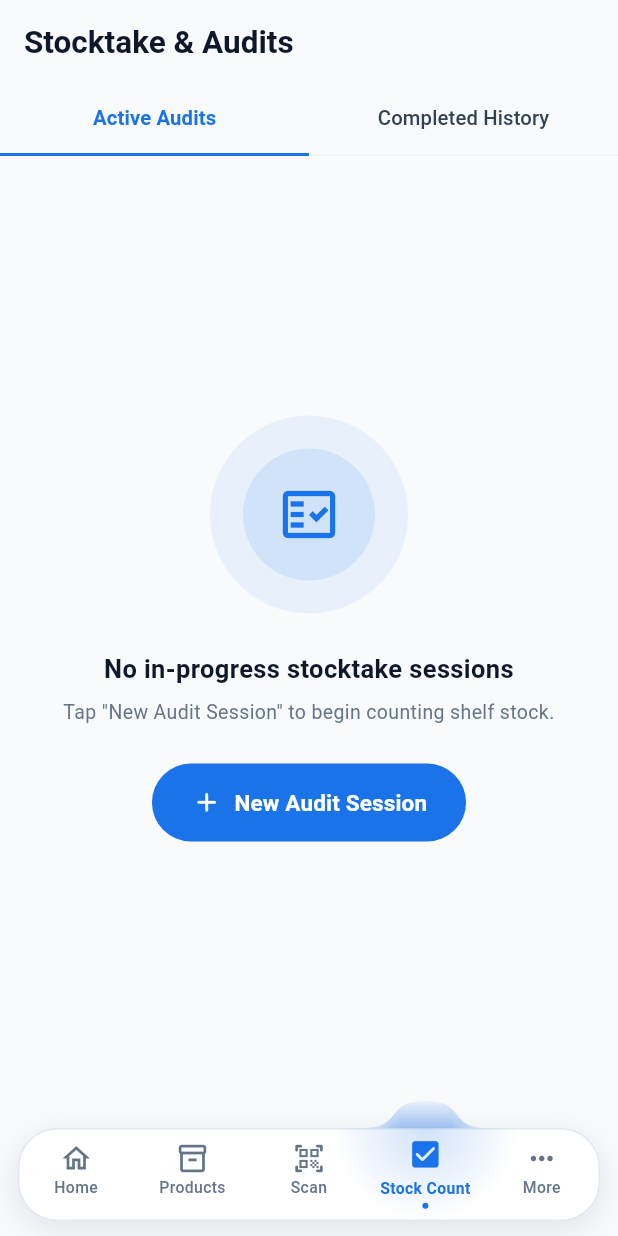
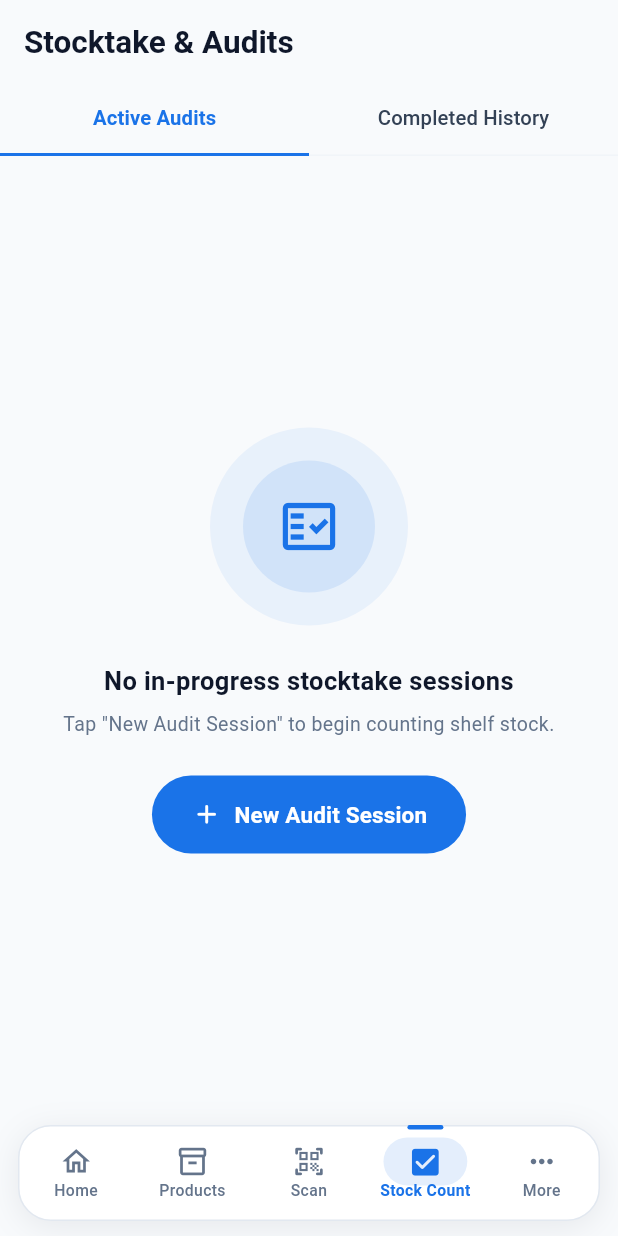
Before and after one commit to thejayaprakash/stocksafe, a Flutter app: the screen it shows after launch, after a tap on "Physical Audit", on a phone screen of 412 x 824 dp. Run offline on Flutter 3.47's test engine with Material 3 defaults, Android fonts, the phone set to English and light mode, and no system bars; our stand-ins replace csv, drift, drift_flutter, google_mobile_ads, image_picker, in_app_purchase and 5 more; missing offline and left inert: file_selector, google_mlkit_text_recognition, mobile_scanner; accounts and stored records are empty; generated files the repository leaves out were written again.

Commit message:
fix(ui): eliminate protruding wave crest and replace with sleek in-card active pill indicator

```diff
--- a/lib/src/ui/widgets/floating_wave_nav_bar.dart
+++ b/lib/src/ui/widgets/floating_wave_nav_bar.dart
@@ -24,13 +24,11 @@ class WaveNavItem {
   final String? tooltip;
 }
 
-/// A floating, Google Pay-style bottom navigation bar.
+/// A floating, modern bottom navigation bar.
 ///
-/// The bar itself is a rounded card that hovers above the bottom edge. The
-/// selected destination is marked by a wave crest that rises above the bar and
-/// a matching glow inside it; when the selection moves the crest travels with
-/// it, stretching and flattening on the way across so it reads as a fluid
-/// wave rather than a sliding block.
+/// The bar itself is a sleek rounded card that hovers above the bottom edge.
+/// The selected destination is smoothly marked by an elegant sliding capsule pill
+/// and top accent line inside the bar card, eliminating awkward external crests.
 ///
 /// Both themes are driven from [AppPalette], so the bar follows light and dark
 /// without the caller passing any colours.
@@ -58,11 +56,12 @@ class FloatingWaveNavBar extends StatefulWidget {
   /// device is added to the bottom value.
   final EdgeInsets margin;
 
-  /// Height of the bar card, excluding the crest and the safe-area inset.
-  static const double barHeight = 62;
+  /// Height of the bar card.
+  static const double barHeight = 64;
 
-  /// How far the crest rises above the bar.
-  static const double crestHeight = 18;
+  /// Retained for layout backwards compatibility. Set to 0 because the indicator
+  /// is now cleanly integrated inside the bar rather than protruding out as an awkward hump.
+  static const double crestHeight = 0;
 
   /// Total height the bar occupies, so a scrolling body can pad itself clear
   /// of it — the bar floats over the content rather than displacing it.
@@ -137,7 +136,7 @@ class _FloatingWaveNavBarState extends State<FloatingWaveNavBar>
     final isDark = Theme.of(context).brightness == Brightness.dark;
     final bottomInset = MediaQuery.viewPaddingOf(context).bottom;
 
-    const radius = BorderRadius.all(Radius.circular(26));
+    const radius = BorderRadius.all(Radius.circular(22));
 
     return Padding(
       padding: widget.margin.copyWith(bottom: widget.margin.bottom + bottomInset),
@@ -147,21 +146,15 @@ class _FloatingWaveNavBarState extends State<FloatingWaveNavBar>
           animation: _curve,
           builder: (context, _) {
             // A bell over the journey: zero at both ends, one in the middle.
-            // Multiplied by the distance travelled so a hop to the neighbour
-            // barely deforms while a jump across the bar really sloshes.
             final distance = (_to - _from).abs();
             final bell = math.sin(math.pi * _controller.value) *
                 math.min(1, distance / 2);
 
             return Stack(
-              clipBehavior: Clip.none,
+              clipBehavior: Clip.hardEdge,
               children: [
                 // ── The bar card ────────────────────────────────────────
-                Positioned(
-                  left: 0,
-                  right: 0,
-                  bottom: 0,
-                  height: FloatingWaveNavBar.barHeight,
+                Positioned.fill(
                   child: DecoratedBox(
                     decoration: BoxDecoration(
                       color: palette.cardSurface,
@@ -174,77 +167,47 @@ class _FloatingWaveNavBarState extends State<FloatingWaveNavBar>
                       boxShadow: [
                         BoxShadow(
                           color: isDark
-                              ? Colors.black.withValues(alpha: 0.5)
-                              : palette.textPrimary.withValues(alpha: 0.10),
-                          blurRadius: 20,
-                          offset: const Offset(0, 6),
+                              ? Colors.black.withValues(alpha: 0.45)
+                              : palette.textPrimary.withValues(alpha: 0.08),
+                          blurRadius: 18,
+                          offset: const Offset(0, 4),
                         ),
                       ],
                     ),
                   ),
                 ),
 
-                // ── The glow inside the card, clipped to its corners ─────
-                Positioned(
-                  left: 0,
-                  right: 0,
-                  bottom: 0,
-                  height: FloatingWaveNavBar.barHeight,
+                // ── The sliding indicator pill & top accent line ────────
+                Positioned.fill(
                   child: ClipRRect(
                     borderRadius: radius,
                     child: LayoutBuilder(
-                      builder: (context, constraints) => CustomPaint(
-                        size: Size(constraints.maxWidth, constraints.maxHeight),
-                        painter: _WaveGlowPainter(
-                          centerX: _centerX(constraints.maxWidth),
-                          spread: _spread(constraints.maxWidth, bell),
-                          color: palette.primary,
-                          isDark: isDark,
-                        ),
-                      ),
-                    ),
-                  ),
-                ),
-
-                // ── The crest riding above the card ─────────────────────
-                Positioned(
-                  left: 0,
-                  right: 0,
-                  top: 0,
-                  height: FloatingWaveNavBar.crestHeight,
-                  child: IgnorePointer(
-                    child: LayoutBuilder(
-                      builder: (context, constraints) => CustomPaint(
-                        size: Size(constraints.maxWidth, constraints.maxHeight),
-                        painter: _WaveCrestPainter(
-                          centerX: _centerX(constraints.maxWidth),
-                          spread: _spread(constraints.maxWidth, bell),
-                          // Flattens subtly as it travels, preserving the fluid crest curve.
-                          height: FloatingWaveNavBar.crestHeight *
-                              (1 - 0.20 * bell),
-                          color: palette.primary,
-                          isDark: isDark,
-                        ),
-                      ),
+                      builder: (context, constraints) {
+                        final itemWidth = constraints.maxWidth / widget.items.length;
+                        final centerX = itemWidth * (_position + 0.5);
+                        final pillWidth = math.min(itemWidth * 0.72 * (1 + 0.12 * bell), 58.0);
+                        return CustomPaint(
+                          size: Size(constraints.maxWidth, constraints.maxHeight),
+                          painter: _PillIndicatorPainter(
+                            centerX: centerX,
+                            pillWidth: pillWidth,
+                            color: palette.primary,
+                            isDark: isDark,
+                          ),
+                        );
+                      },
                     ),
                   ),
                 ),
 
                 // ── The destinations ────────────────────────────────────
-                Positioned(
-                  left: 0,
-                  right: 0,
-                  bottom: 0,
-                  height: FloatingWaveNavBar.barHeight,
+                Positioned.fill(
                   child: Row(
                     children: [
                       for (var i = 0; i < widget.items.length; i++)
                         Expanded(
                           child: _WaveNavDestination(
                             item: widget.items[i],
-                            // Proximity rather than equality, so the icon and
-                            // label colour arrive with the wave instead of
-                            // flipping the instant the finger lands.
                             emphasis:
                                 (1 - (_position - i).abs()).clamp(0.0, 1.0),
                             onTap: () => _handleTap(i),
@@ -260,25 +223,9 @@ class _FloatingWaveNavBarState extends State<FloatingWaveNavBar>
       ),
     );
   }
-
-  /// Where the crest sits: dead centre over its destination. The tails fade
-  /// out horizontally (see [_WaveCrestPainter]), so the two end destinations
-  /// need no nudge inward to stay clear of the card's rounded corners.
-  double _centerX(double width) =>
-      width / widget.items.length * (_position + 0.5);
-
-  double _spread(double width, double bell) {
-    final itemWidth = width / widget.items.length;
-    // Stretches subtly while in motion — fluid organic crest without excessive smearing.
-    return math.min(itemWidth * 1.08 * (1 + 0.16 * bell), width);
-  }
 }
 
 /// A single icon-and-label destination.
-///
-/// [emphasis] runs 0 (fully unselected) to 1 (fully selected) and is driven by
-/// the crest's position, so colour, weight and the small lift all interpolate
-/// together with the wave.
 class _WaveNavDestination extends StatelessWidget {
   const _WaveNavDestination({
     required this.item,
@@ -303,11 +250,11 @@ class _WaveNavDestination extends StatelessWidget {
       mainAxisAlignment: MainAxisAlignment.center,
       mainAxisSize: MainAxisSize.min,
       children: [
-        Transform.translate(
-          offset: Offset(0, -3 * emphasis),
+        Transform.scale(
+          scale: 1.0 + 0.08 * emphasis,
           child: Icon(
             selected ? item.selectedIcon : item.icon,
-            size: 22 + 1.5 * emphasis,
+            size: 22,
             color: color,
           ),
         ),
@@ -324,19 +271,6 @@ class _WaveNavDestination extends StatelessWidget {
             color: color,
           ),
         ),
-        // The dot that trails the selected label in the design. Kept in the
-        // layout at zero opacity so nothing shifts as it fades in.
-        Padding(
-          padding: const EdgeInsets.only(top: 3),
-          child: Container(
-            width: 4,
-            height: 4,
-            decoration: BoxDecoration(
-              shape: BoxShape.circle,
-              color: active.withValues(alpha: emphasis),
-            ),
-          ),
-        ),
       ],
     );
 
@@ -348,8 +282,8 @@ class _WaveNavDestination extends StatelessWidget {
         type: MaterialType.transparency,
         child: InkWell(
           onTap: onTap,
-          borderRadius: BorderRadius.circular(18),
-          splashColor: active.withValues(alpha: 0.08),
+          borderRadius: BorderRadius.circular(20),
+          splashColor: active.withValues(alpha: 0.10),
           highlightColor: active.withValues(alpha: 0.05),
           child: Center(child: child),
         ),
@@ -358,146 +292,69 @@ class _WaveNavDestination extends StatelessWidget {
   }
 }
 
-/// Draws the crest that rises above the bar.
-class _WaveCrestPainter extends CustomPainter {
-  const _WaveCrestPainter({
+/// Draws the sleek active indicator inside the navigation bar card.
+class _PillIndicatorPainter extends CustomPainter {
+  const _PillIndicatorPainter({
     required this.centerX,
-    required this.spread,
-    required this.height,
+    required this.pillWidth,
     required this.color,
     required this.isDark,
   });
 
   final double centerX;
-  final double spread;
-  final double height;
+  final double pillWidth;
   final Color color;
   final bool isDark;
 
   @override
   void paint(Canvas canvas, Size size) {
-    final base = size.height;
-    final top = math.max(0.0, base - height);
-    final half = spread / 2;
-    if (half <= 0 || height <= 0) return;
+    if (pillWidth <= 0) return;
 
-    final path = Path()
-      ..moveTo(centerX - half, base)
-      ..cubicTo(
-        centerX - half * 0.34, base,
-        centerX - half * 0.66, top,
-        centerX, top,
-      )
-      ..cubicTo(
-        centerX + half * 0.66, top,
-        centerX + half * 0.34, base,
-        centerX + half, base,
-      )
-      ..close();
-
-    final rect = Rect.fromLTRB(centerX - half, top, centerX + half, base);
-    final paint = Paint()
-      ..shader = LinearGradient(
-        begin: Alignment.topCenter,
-        end: Alignment.bottomCenter,
-        colors: [
-          color.withValues(alpha: isDark ? 0.10 : 0.06),
-          color.withValues(alpha: isDark ? 0.62 : 0.40),
-        ],
-      ).createShader(rect);
-
-    // Painted into a layer so the tails can be erased horizontally. Without
-    // it the crest ended in two visible edges, and the end destinations had
-    // to be nudged inward to keep those edges off the rounded corners.
-    final layer = Rect.fromLTRB(
-      centerX - half - 1,
-      top - 1,
-      centerX + half + 1,
-      base + 1,
+    // 1. Sleek top accent line sliding at the top border inside the card
+    const topLineWidth = 24.0;
+    final topLineRect = RRect.fromRectAndRadius(
+      Rect.fromCenter(
+        center: Offset(centerX, 1.5),
+        width: topLineWidth,
+        height: 3.0,
+      ),
+      const Radius.circular(2),
     );
-    canvas.saveLayer(layer, Paint());
 
     if (isDark) {
-      // A soft bloom under the crest. Dark surfaces swallow a flat fill, and
-      // the design shows the wave lit rather than merely tinted.
-      canvas.drawPath(
-        path,
+      canvas.drawRRect(
+        topLineRect,
         Paint()
-          ..color = color.withValues(alpha: 0.22)
-          ..maskFilter = const MaskFilter.blur(BlurStyle.normal, 5),
+          ..color = color.withValues(alpha: 0.45)
+          ..maskFilter = const MaskFilter.blur(BlurStyle.normal, 4),
       );
     }
-    canvas.drawPath(path, paint);
+    canvas.drawRRect(
+      topLineRect,
+      Paint()..color = color,
+    );
 
-    canvas.drawRect(
-      layer,
+    // 2. Soft ambient background pill sliding behind the active icon
+    final pillRect = RRect.fromRectAndRadius(
+      Rect.fromCenter(
+        center: Offset(centerX, size.height * 0.38),
+        width: pillWidth,
+        height: 32.0,
+      ),
+      const Radius.circular(16),
+    );
+
+    canvas.drawRRect(
+      pillRect,
       Paint()
-        ..blendMode = BlendMode.dstIn
-        ..shader = const LinearGradient(
-          begin: Alignment.centerLeft,
-          end: Alignment.centerRight,
-          colors: [
-            Color(0x00000000),
-            Color(0xFF000000),
-            Color(0xFF000000),
-            Color(0x00000000),
-          ],
-          stops: [0.0, 0.3, 0.7, 1.0],
-        ).createShader(layer),
-    );
-    canvas.restore();
-  }
-
-  @override
-  bool shouldRepaint(covariant _WaveCrestPainter old) =>
-      old.centerX != centerX ||
-      old.spread != spread ||
-      old.height != height ||
-      old.color != color ||
-      old.isDark != isDark;
-}
-
-/// Draws the tint inside the bar that the crest appears to pour into.
-class _WaveGlowPainter extends CustomPainter {
-  const _WaveGlowPainter({
-    required this.centerX,
-    required this.spread,
-    required this.color,
-    required this.isDark,
-  });
-
-  final double centerX;
-  final double spread;
-  final Color color;
-  final bool isDark;
-
-  @override
-  void paint(Canvas canvas, Size size) {
-    final half = spread / 2;
-    if (half <= 0) return;
-
-    // Radial rather than a column: a straight gradient left two hard vertical
-    // seams on the surface where the tint stopped.
-    final rect = Rect.fromCircle(
-      center: Offset(centerX, 0),
-      radius: math.max(half, size.height),
-    );
-    canvas.drawRect(
-      Rect.fromLTWH(0, 0, size.width, size.height),
-      Paint()
-        ..shader = RadialGradient(
-          colors: [
-            color.withValues(alpha: isDark ? 0.30 : 0.20),
-            color.withValues(alpha: 0),
-          ],
-        ).createShader(rect),
+        ..color = color.withValues(alpha: isDark ? 0.20 : 0.12),
     );
   }
 
   @override
-  bool shouldRepaint(covariant _WaveGlowPainter old) =>
+  bool shouldRepaint(covariant _PillIndicatorPainter old) =>
       old.centerX != centerX ||
-      old.spread != spread ||
+      old.pillWidth != pillWidth ||
       old.color != color ||
       old.isDark != isDark;
 }
```
